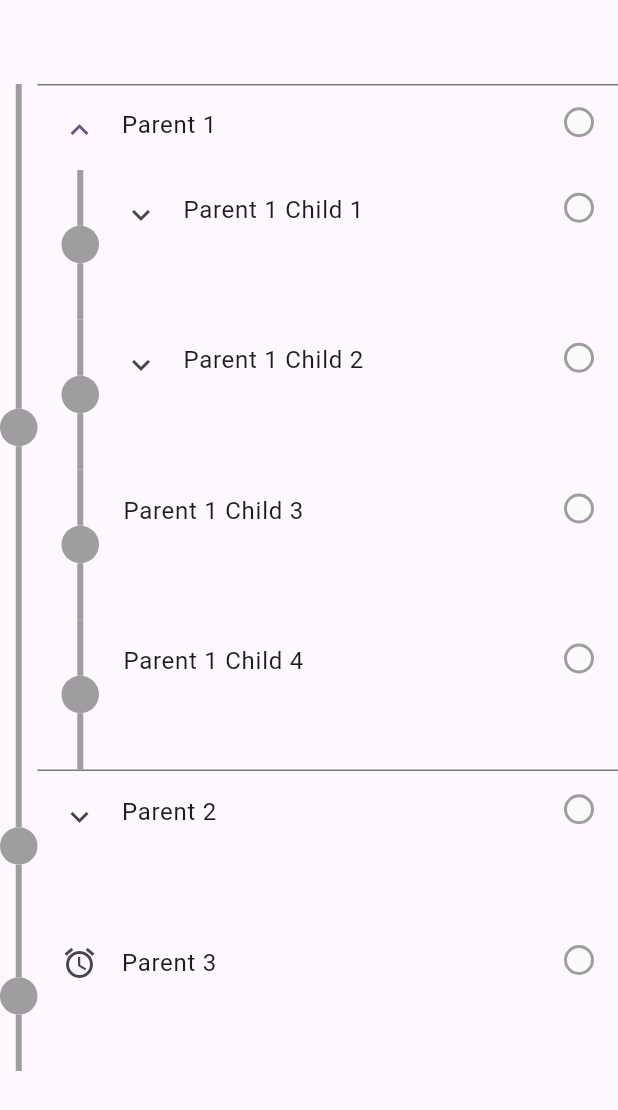
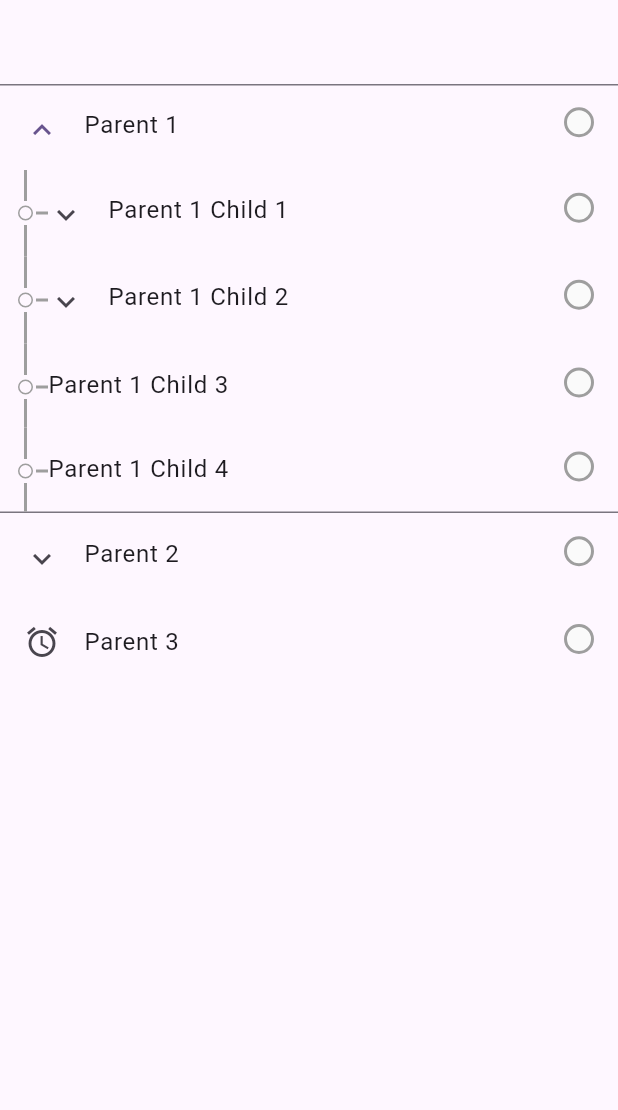
Before and after one commit to randomhab2/flutter_expansion, a Flutter app: the screen it shows after launch, after a tap on "Parent 1", on a phone screen of 412 x 824 dp. Shown: the top 1110 px of the screen. Run offline on Flutter 3.47's test engine with Material 3 defaults, Android fonts, the light colour scheme and no system bars; drawn by our look-alikes of timeline_tile; our stand-ins replace freezed_annotation.

Commit message:
fixing trigger list

```diff
--- a/lib/src/widgets/trigger_list.dart
+++ b/lib/src/widgets/trigger_list.dart
@@ -3,7 +3,6 @@ import 'package:flutter_expansion/src/trigger_model.dart';
 import 'package:flutter_expansion/src/widgets/indicator.dart';
 import 'package:flutter_expansion/src/widgets/trigger_expansion_tile.dart';
 import 'package:flutter_expansion/src/widgets/trigger_list_tile.dart';
-import 'package:timeline_tile/timeline_tile.dart';
 
 class TriggerList extends StatelessWidget {
   const TriggerList({
@@ -17,51 +16,6 @@ class TriggerList extends StatelessWidget {
 
   @override
   Widget build(BuildContext context) {
-    return Column(
-      mainAxisSize: MainAxisSize.min,
-      children: [
-        ...list.map((item) {
-          return item.children.isEmpty
-              //element has no children - render casual tile
-              ? Container(
-                  constraints: BoxConstraints(
-                    minHeight: 100, // Minimum height for the container
-                  ),
-                  child: TimelineTile(
-                    endChild: TriggerListTile(
-                      title: item.title,
-                      icon: item.icon,
-                      value: item.selected,
-                      onChanged: (value) {
-                        onToggleSelection(value!, item);
-                      },
-                    ),
-                  ),
-                )
-              //element has no children - render expansion tile
-              : Container(
-                  constraints: BoxConstraints(
-                    minHeight: 100, // Minimum height for the container
-                  ),
-                  child: TimelineTile(
-                    endChild: TriggerExpansionTile(
-                      title: item.title,
-                      icon: item.icon,
-                      value: item.selected,
-                      child: TriggerList(
-                        onToggleSelection: onToggleSelection,
-                        list: item.children,
-                      ),
-                      onChanged: (value) => onToggleSelection(
-                        value!,
-                        item,
-                      ),
-                    ),
-                  ),
-                );
-        }),
-      ],
-    );
     return ListView.builder(
         physics: const NeverScrollableScrollPhysics(),
         shrinkWrap: true,
@@ -85,7 +39,7 @@ class TriggerList extends StatelessWidget {
                     ),
                   ],
                 )
-              //element has no children - render expansion tile
+              //element has children - render expansion tile
               : Stack(
                   children: [
                     if (item.timeline) const Indicator(),
```
